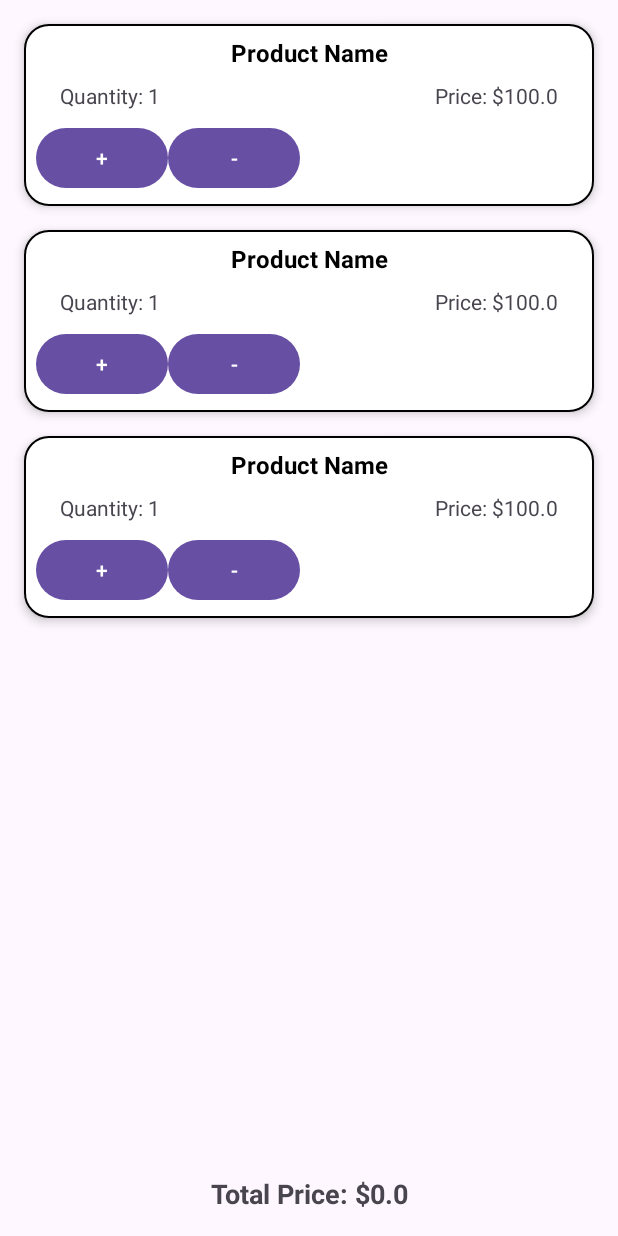
After one commit to soumikpaul006/ECart, an Android app: the layout fragment_cart.xml on its own in the app's theme, with its tools: preview values and no code run, on a phone screen of 412 x 824 dp. The commit adds this screen. Run offline under Robolectric (Android 15) with nearby library versions, the phone set to English and light mode, and no system bars.

Commit message:
Add to Cart is done with AndroidViewModel with Room DB

```diff
--- a/app/build.gradle.kts
+++ b/app/build.gradle.kts
@@ -61,4 +61,9 @@ dependencies {
     implementation ("com.github.bumptech.glide:glide:4.12.0")
     annotationProcessor ("com.github.bumptech.glide:compiler:4.12.0")
 
+    val roomVersion = "2.4.2"
+    implementation("androidx.room:room-runtime:$roomVersion")
+    kapt("androidx.room:room-compiler:$roomVersion")
+
+
 }
--- a/app/src/main/AndroidManifest.xml
+++ b/app/src/main/AndroidManifest.xml
@@ -14,6 +14,10 @@
         android:supportsRtl="true"
         android:theme="@style/Theme.LoginRegisterRetrofit"
         tools:targetApi="31">
+        <activity
+            android:name=".view.CartActivity"
+            android:exported="false"
+            android:theme="@style/Theme.LoginRegisterRetrofit" />
         <activity
             android:name=".view.ViewPagerActivity"
             android:exported="false"
--- a/app/src/main/java/com/example/loginregisterretrofit/view/ViewPagerActivity.kt
+++ b/app/src/main/java/com/example/loginregisterretrofit/view/ViewPagerActivity.kt
@@ -57,9 +57,11 @@ class ViewPagerActivity : AppCompatActivity() {
 
                 result?.let {
                     if (it.subcategories.isNotEmpty()) {
+
                         val fragments = it.subcategories.map { subcategory ->
                             FragmentA.newInstance(subcategory.subcategory_id, subcategory.subcategory_name)
                         }
+
 
                         val adapter = ViewPagerAdapter(fragments, this@ViewPagerActivity)
                         binding.viewPager.adapter = adapter
--- a/app/src/main/res/layout/activity_main.xml
+++ b/app/src/main/res/layout/activity_main.xml
@@ -7,6 +7,7 @@
     android:layout_height="match_parent"
     android:background="@color/white"
     tools:context=".view.MainActivity">
+
 
     <ImageView
         android:id="@+id/imgLogo"
@@ -56,4 +57,6 @@
         app:layout_constraintEnd_toEndOf="parent"
         android:layout_marginTop="20dp" />
 
+
+
 </androidx.constraintlayout.widget.ConstraintLayout>
--- /dev/null
+++ b/app/src/main/res/layout/cart_item_view.xml
@@ -0,0 +1,67 @@
+<?xml version="1.0" encoding="utf-8"?>
+<androidx.constraintlayout.widget.ConstraintLayout xmlns:android="http://schemas.android.com/apk/res/android"
+    xmlns:app="http://schemas.android.com/apk/res-auto"
+    xmlns:tools="http://schemas.android.com/tools"
+    android:layout_width="match_parent"
+    android:layout_height="wrap_content"
+    android:layout_margin="8dp"
+    android:padding="8dp"
+    android:background="@drawable/card_background"
+    android:elevation="4dp"
+    tools:context=".view.CartFragment">
+
+
+    <TextView
+        android:id="@+id/txtProductName"
+        android:layout_width="0dp"
+        android:layout_height="wrap_content"
+        android:text="Product Name"
+        android:textStyle="bold"
+        android:textSize="16sp"
+        app:layout_constraintTop_toTopOf="parent"
+        app:layout_constraintStart_toStartOf="parent"
+        app:layout_constraintEnd_toEndOf="parent"
+        android:gravity="center"
+        android:textColor="@android:color/black" />
+
+    <TextView
+        android:id="@+id/txtProductQuantity"
+        android:layout_width="wrap_content"
+        android:layout_height="wrap_content"
+        android:text="Quantity: 1"
+        android:textSize="14sp"
+        app:layout_constraintTop_toBottomOf="@id/txtProductName"
+        app:layout_constraintStart_toStartOf="parent"
+        android:layout_marginTop="8dp"
+        android:paddingStart="16dp" />
+
+    <Button
+        android:id="@+id/btnIncreaseQuantity"
+        android:layout_width="wrap_content"
+        android:layout_height="wrap_content"
+        android:text="+"
+        app:layout_constraintTop_toBottomOf="@id/txtProductQuantity"
+        app:layout_constraintStart_toStartOf="parent"
+        android:layout_marginTop="8dp" />
+
+    <Button
+        android:id="@+id/btnDecreaseQuantity"
+        android:layout_width="wrap_content"
+        android:layout_height="wrap_content"
+        android:text="-"
+        app:layout_constraintTop_toBottomOf="@id/txtProductQuantity"
+        app:layout_constraintStart_toEndOf="@id/btnIncreaseQuantity"
+        android:layout_marginTop="8dp" />
+
+    <TextView
+        android:id="@+id/txtProductPrice"
+        android:layout_width="wrap_content"
+        android:layout_height="wrap_content"
+        android:text="Price: $100.0"
+        android:textSize="14sp"
+        app:layout_constraintTop_toBottomOf="@id/txtProductName"
+        app:layout_constraintEnd_toEndOf="parent"
+        android:layout_marginTop="8dp"
+        android:paddingEnd="16dp" />
+
+</androidx.constraintlayout.widget.ConstraintLayout>
--- /dev/null
+++ b/app/src/main/res/layout/fragment_cart.xml
@@ -0,0 +1,36 @@
+<?xml version="1.0" encoding="utf-8"?>
+<androidx.constraintlayout.widget.ConstraintLayout xmlns:android="http://schemas.android.com/apk/res/android"
+    xmlns:app="http://schemas.android.com/apk/res-auto"
+    xmlns:tools="http://schemas.android.com/tools"
+    android:layout_width="match_parent"
+    android:layout_height="match_parent"
+    tools:context=".view.CartFragment">
+
+
+    <androidx.recyclerview.widget.RecyclerView
+        android:id="@+id/recyclerViewCart"
+        android:layout_width="0dp"
+        android:layout_height="0dp"
+        tools:itemCount="3"
+        tools:listitem="@layout/cart_item_view"
+        app:layout_constraintTop_toTopOf="parent"
+        app:layout_constraintBottom_toTopOf="@id/txtTotalPrice"
+        app:layout_constraintStart_toStartOf="parent"
+        app:layout_constraintEnd_toEndOf="parent"
+        android:padding="8dp" />
+
+
+    <TextView
+        android:id="@+id/txtTotalPrice"
+        android:layout_width="0dp"
+        android:layout_height="wrap_content"
+        android:text="Total Price: $0.0"
+        android:textSize="18sp"
+        android:textStyle="bold"
+        app:layout_constraintBottom_toBottomOf="parent"
+        app:layout_constraintStart_toStartOf="parent"
+        app:layout_constraintEnd_toEndOf="parent"
+        android:layout_margin="16dp"
+        android:gravity="center" />
+
+</androidx.constraintlayout.widget.ConstraintLayout>
```
Also changed, not shown: app/src/main/java/com/example/loginregisterretrofit/CartAdapter.kt (added, +73 -0 lines), app/src/main/java/com/example/loginregisterretrofit/SubCategoryAdapter.kt (+12 -16 lines), app/src/main/java/com/example/loginregisterretrofit/model/AppDatabse.kt (added, +32 -0 lines), app/src/main/java/com/example/loginregisterretrofit/model/Migration.kt (added, +9 -0 lines), app/src/main/java/com/example/loginregisterretrofit/model/dao/ProductDao.kt (added, +24 -0 lines), app/src/main/java/com/example/loginregisterretrofit/model/datalayer/Product.kt (+18 -9 lines), app/src/main/java/com/example/loginregisterretrofit/view/CartActivity.kt (added, +32 -0 lines), app/src/main/java/com/example/loginregisterretrofit/view/CartFragment.kt (added, +60 -0 lines), app/src/main/java/com/example/loginregisterretrofit/view/FragmentA.kt (+36 -17 lines), app/src/main/java/com/example/loginregisterretrofit/viewmodel/CartViewModel.kt (added, +26 -0 lines), app/src/main/res/layout/activity_cart.xml (added, +16 -0 lines), app/src/main/res/layout/fragment_a.xml (+17 -2 lines), app/src/main/res/layout/subcategory_view.xml (+14 -0 lines), app/src/main/res/navigation/nav_graph4.xml (added, +28 -0 lines).
